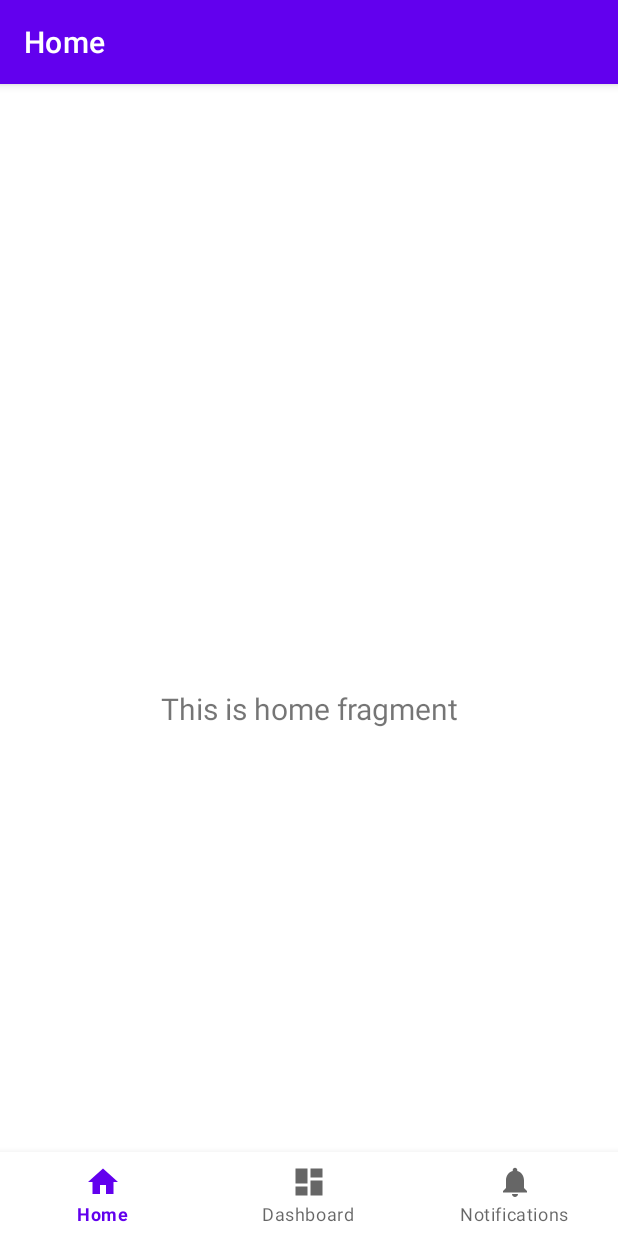
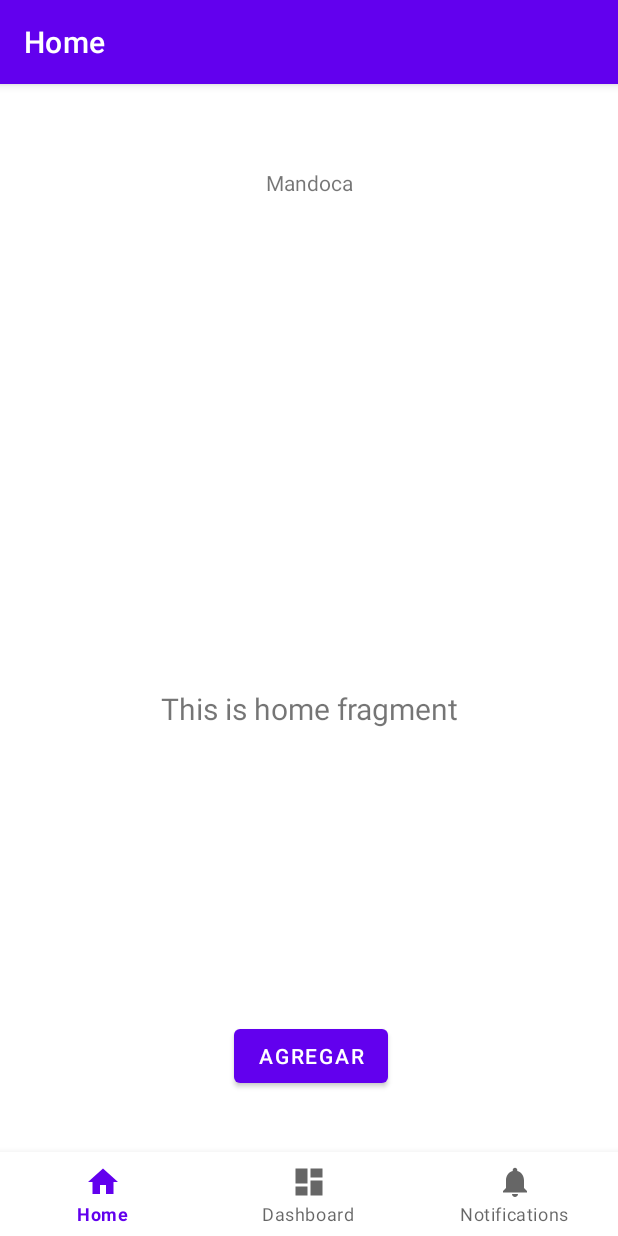
Before and after one commit to majosetoro/parcial-1-am-acn4av-toro, an Android app: the screen it shows after launch (MainActivity), on a phone screen of 412 x 824 dp. Run offline under Robolectric (Android 15) with nearby library versions, the light colour scheme and no system bars; our stand-ins replace navigation-ui.

Commit message:
feat: add textView_Mandoca and Button

```diff
--- a/app/src/main/res/layout/activity_main.xml
+++ b/app/src/main/res/layout/activity_main.xml
@@ -1,6 +1,7 @@
 <?xml version="1.0" encoding="utf-8"?>
 <androidx.constraintlayout.widget.ConstraintLayout xmlns:android="http://schemas.android.com/apk/res/android"
     xmlns:app="http://schemas.android.com/apk/res-auto"
+    xmlns:tools="http://schemas.android.com/tools"
     android:id="@+id/container"
     android:layout_width="match_parent"
     android:layout_height="match_parent"
@@ -30,4 +31,32 @@
         app:layout_constraintTop_toTopOf="parent"
         app:navGraph="@navigation/mobile_navigation" />
 
+    <TextView
+        android:id="@+id/textView_Mandoca"
+        android:layout_width="wrap_content"
+        android:layout_height="wrap_content"
+        android:layout_marginStart="177dp"
+        android:layout_marginEnd="177dp"
+        android:layout_marginBottom="412dp"
+        android:text="Mandoca"
+        app:layout_constraintBottom_toTopOf="@+id/nav_view"
+        app:layout_constraintEnd_toEndOf="parent"
+        app:layout_constraintHorizontal_bias="0.0"
+        app:layout_constraintStart_toStartOf="parent"
+        app:layout_constraintTop_toTopOf="parent"
+        app:layout_constraintVertical_bias="0.0" />
+
+    <Button
+        android:id="@+id/button2"
+        android:layout_width="wrap_content"
+        android:layout_height="wrap_content"
+        android:layout_marginStart="153dp"
+        android:layout_marginEnd="153dp"
+        android:layout_marginBottom="40dp"
+        android:text="Agregar"
+        app:layout_constraintBottom_toTopOf="@+id/nav_view"
+        app:layout_constraintEnd_toEndOf="parent"
+        app:layout_constraintHorizontal_bias="1.0"
+        app:layout_constraintStart_toStartOf="parent" />
+
 </androidx.constraintlayout.widget.ConstraintLayout>
```
